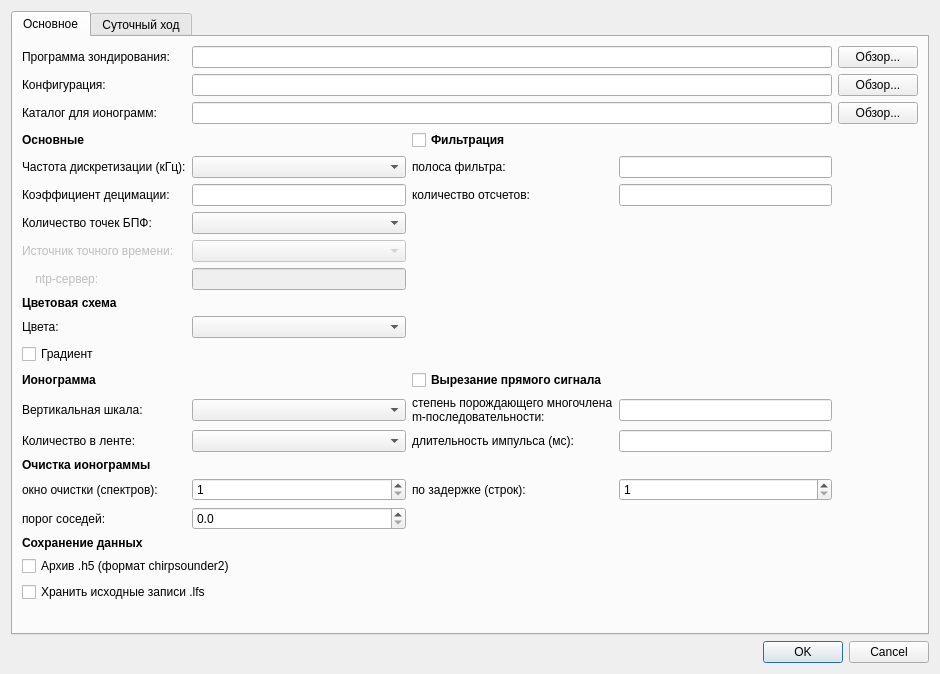
The window that src/parametersdialog.ui (nikita-konkin/ionozond) describes before a commit, drawn with Qt 5.
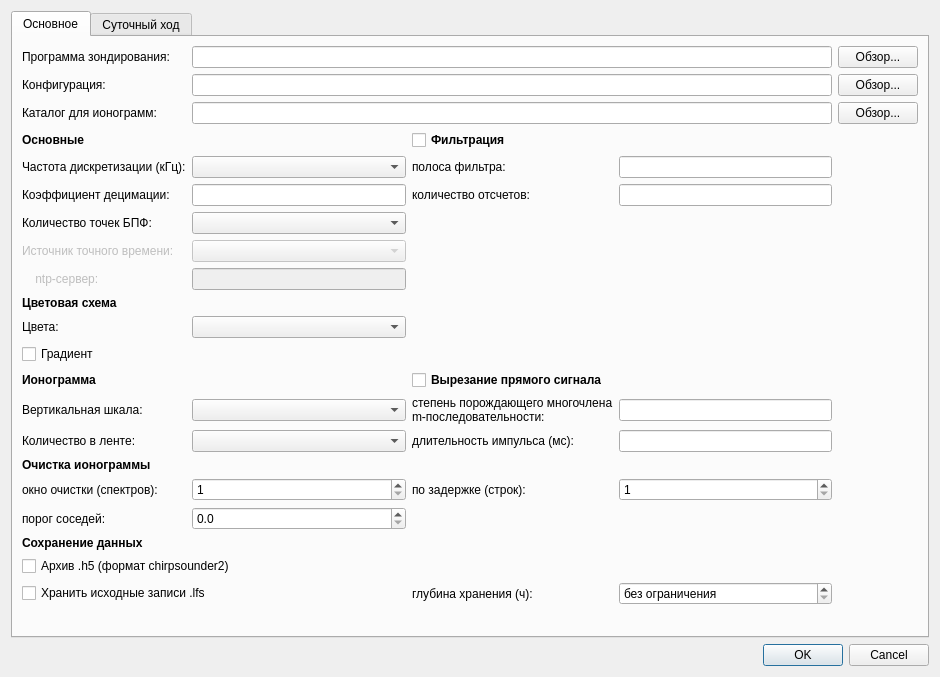
The same window after the commit. Icons and pictures are not drawn. Custom widgets are drawn as their Qt base class.

Commit message: Add a retention window for .lfs, set from the parameters dialog

Diff of the .ui file:
```diff
--- a/src/parametersdialog.ui
+++ b/src/parametersdialog.ui
@@ -143,12 +143,22 @@
 пригодная для повторной обработки и читаемая ionograms-handler
 без преобразований.</string></property></widget></item>
 
-       <item row="20" column="0" colspan="5"><widget class="QCheckBox" name="chbKeepLfs">
+       <item row="20" column="0" colspan="2"><widget class="QCheckBox" name="chbKeepLfs">
         <property name="text"><string>Хранить исходные записи .lfs</string></property>
         <property name="toolTip"><string>80 МБ на зондирование, 23 ГБ в сутки при периоде 300 с.
 Без галочки запись удаляется сразу после того, как архив .h5
 записан и проверен на чтение. Только по .lfs можно пересчитать
 ионограмму с другим числом точек БПФ.</string></property></widget></item>
+       <item row="20" column="2"><widget class="QLabel" name="lblKeepLfsHours">
+        <property name="text"><string>глубина хранения (ч):</string></property></widget></item>
+       <item row="20" column="3"><widget class="QSpinBox" name="spbKeepLfsHours">
+        <property name="minimum"><number>0</number></property>
+        <property name="maximum"><number>720</number></property>
+        <property name="singleStep"><number>6</number></property>
+        <property name="specialValueText"><string>без ограничения</string></property>
+        <property name="toolTip"><string>Сколько часов хранить записи, прежде чем удалить.
+Удаление идёт между зондированиями и только при исправном
+архиве .h5. Ноль -- хранить бессрочно.</string></property></widget></item>
 
        <item row="21" column="0" colspan="5"><widget class="QLabel" name="lblFormatsHint">
         <property name="styleSheet"><string notr="true">color: #808080;</string></property>
```
The commit also changes 4 other files.
